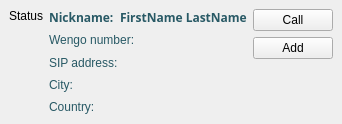
This is wengophone/src/presentation/qt/webservices/directory/WsDirectoryContact.ui in tkrotoff/WengoPhone as Qt 5 draws it before an edit. The edited form follows.
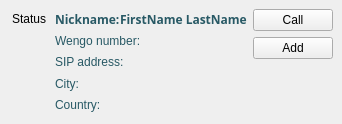
This is the edited form. Icons and pictures are not drawn.

Commit message: - Refactoring: only one wgcard parser (remove the one from WsDirectory) - More robust wgcard parser - Some more refactoring

```diff
--- a/wengophone/src/presentation/qt/webservices/directory/WsDirectoryContact.ui
+++ b/wengophone/src/presentation/qt/webservices/directory/WsDirectoryContact.ui
@@ -63,7 +63,7 @@
        </property>
        <property name="sizeHint" >
         <size>
-         <width>20</width>
+         <width>49</width>
          <height>40</height>
         </size>
        </property>
@@ -87,7 +87,7 @@
       <number>0</number>
      </property>
      <property name="spacing" >
-      <number>6</number>
+      <number>0</number>
      </property>
      <item row="2" column="0" >
       <widget class="QLabel" name="sipLabel" >
@@ -645,7 +645,7 @@
         <number>0</number>
        </property>
        <property name="spacing" >
-        <number>6</number>
+        <number>0</number>
        </property>
        <item row="0" column="1" >
         <widget class="QLabel" name="nameLabel" >
@@ -1776,7 +1776,7 @@
    <item row="0" column="0" >
     <layout class="QGridLayout" >
      <property name="margin" >
-      <number>0</number>
+      <number>3</number>
      </property>
      <property name="spacing" >
       <number>6</number>
```
Left out of the diff: 2 changed lines with no effect on the pictures. The commit also changes 24 other files.
